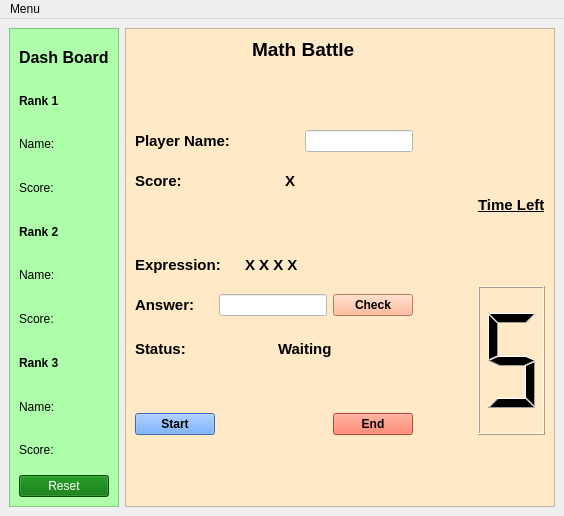
Old version of the form gui/mainpage.ui in the repository nahidusha/Math_Battle.
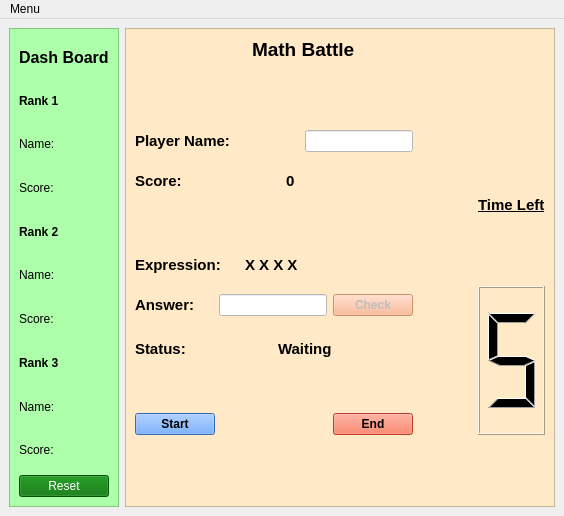
New version of the form.

Patch:
```diff
--- a/gui/mainpage.ui
+++ b/gui/mainpage.ui
@@ -268,7 +268,7 @@
                   </font>
                  </property>
                  <property name="text">
-                  <string>X</string>
+                  <string>0</string>
                  </property>
                 </widget>
                </item>
@@ -417,6 +417,9 @@
                </item>
                <item>
                 <widget class="QPushButton" name="pushButton_check">
+                 <property name="enabled">
+                  <bool>false</bool>
+                 </property>
                  <property name="font">
                   <font>
                    <weight>75</weight>
```
